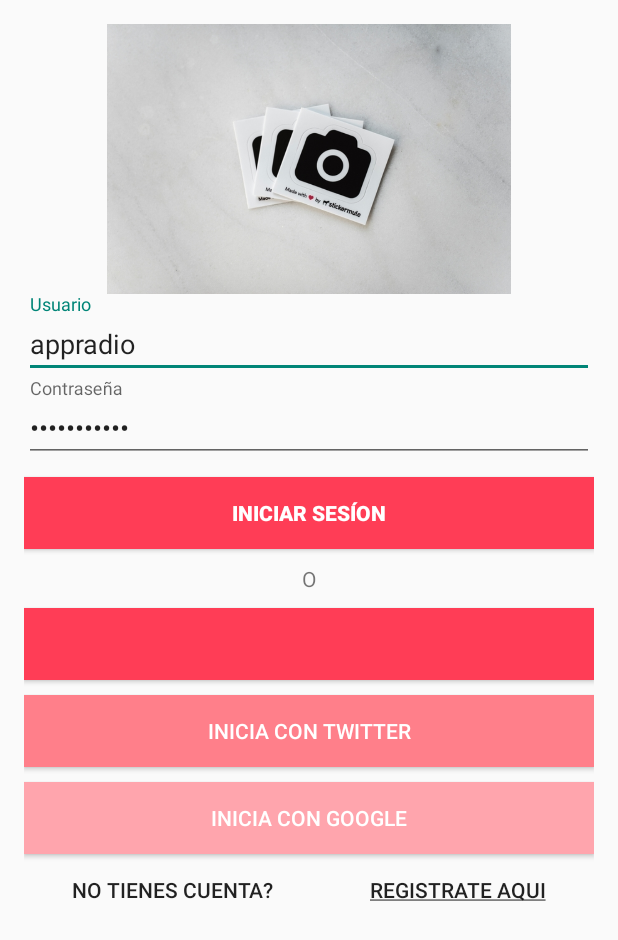
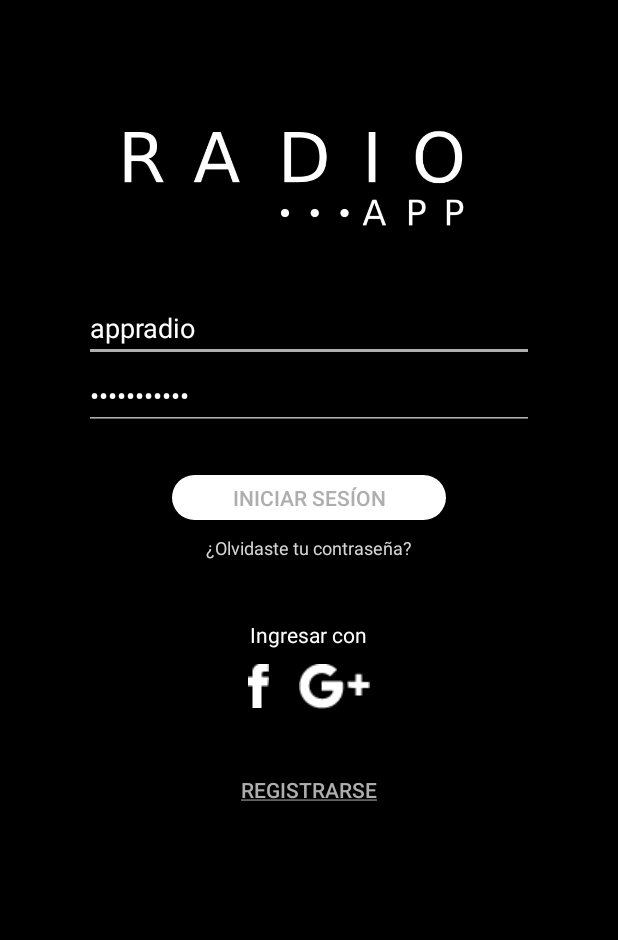
Before and after one commit to Willov1993/AppRadio-Android, an Android app: the LoginActivity screen opened directly, with no data from a screen before it, on a phone screen of 412 x 824 dp. Shown: the top 940 px of the screen. Run offline under Robolectric (Android 15) with nearby library versions, the light colour scheme and no system bars; our stand-ins replace Picasso; libraries missing offline, so code that uses them is left out: com.facebook, com.facebook.login; plain views replace LoginButton; pictures from the network do not load; 7 statements that could not run were skipped.

Commit message:
Cambio de diseño login con implementaciones

```diff
--- a/app/build.gradle
+++ b/app/build.gradle
@@ -61,7 +61,6 @@ dependencies {
     implementation 'com.wefika:horizontal-picker:1.1.1'
 }
 
-
 /*apply plugin: 'findbugs'
 
 task findbugs(type: FindBugs) {
--- a/app/src/main/AndroidManifest.xml
+++ b/app/src/main/AndroidManifest.xml
@@ -18,8 +18,7 @@
         android:theme="@style/Theme.Design.Light.NoActionBar">
         <activity
             android:name=".Activities.LoginActivity"
-            android:label="@string/app_name">
-        </activity>
+            android:label="@string/app_name"></activity>
         <activity
             android:name=".Activities.EmisoraActivity"
             android:label="@string/app_name" />
@@ -58,6 +57,7 @@
                 <category android:name="android.intent.category.LAUNCHER" />
             </intent-filter>
         </activity>
+        <activity android:name=".Activities.RegisterOneActivity"></activity>
     </application>
 
 </manifest>
--- a/app/src/main/java/com/innovasystem/appradio/Activities/LoginActivity.java
+++ b/app/src/main/java/com/innovasystem/appradio/Activities/LoginActivity.java
@@ -24,6 +24,7 @@ import android.view.inputmethod.EditorInfo;
 import android.widget.AutoCompleteTextView;
 import android.widget.Button;
 import android.widget.EditText;
+import android.widget.ImageButton;
 import android.widget.ImageView;
 import android.widget.LinearLayout;
 import android.widget.TextView;
@@ -65,12 +66,12 @@ public class LoginActivity extends AppCompatActivity {
     private UserLoginTask mAuthTask = null;
 
     // UI references.
-    private AutoCompleteTextView mEmailView;
+    private EditText mEmailView;
     private EditText mPasswordView;
     private View mProgressItem;
     private View mLoginFormView;
     private LinearLayout mLoadingView;
-
+    private ImageButton fake_btn_fb_login;
 
 
     @Override
@@ -115,7 +116,19 @@ public class LoginActivity extends AppCompatActivity {
         printKeyHash();
         callbackManager = CallbackManager.Factory.create();
 
+
         LoginButton btn_login_fb1 = (LoginButton) findViewById(R.id.btn_logfb);
+
+        fake_btn_fb_login = (ImageButton) findViewById(R.id.btn_login_fb2);
+
+        fake_btn_fb_login.setOnClickListener(new OnClickListener() {
+            @Override
+            public void onClick(View view) {
+                btn_login_fb1.performClick();
+            }
+        });
+
+
         btn_login_fb1.setReadPermissions(Arrays.asList("public_profile","email","user_birthday","user_friends"));
         imageViewPortada = (ImageView) findViewById(R.id.imageViewPortada);
         btn_login_fb1.registerCallback(callbackManager, new FacebookCallback<LoginResult>() {
@@ -165,7 +178,7 @@ public class LoginActivity extends AppCompatActivity {
 
 
         // Set up the login form.
-        mEmailView = (AutoCompleteTextView) findViewById(R.id.email);
+        mEmailView = (EditText) findViewById(R.id.username);
 
         mPasswordView = (EditText) findViewById(R.id.password);
         mPasswordView.setOnEditorActionListener(new TextView.OnEditorActionListener() {
--- /dev/null
+++ b/app/src/main/java/com/innovasystem/appradio/Activities/RegisterOneActivity.java
@@ -0,0 +1,15 @@
+package com.innovasystem.appradio.Activities;
+
+import android.support.v7.app.AppCompatActivity;
+import android.os.Bundle;
+
+import com.innovasystem.appradio.R;
+
+public class RegisterOneActivity extends AppCompatActivity {
+
+    @Override
+    protected void onCreate(Bundle savedInstanceState) {
+        super.onCreate(savedInstanceState);
+        setContentView(R.layout.activity_register_one);
+    }
+}
--- a/app/src/main/res/drawable/round_button.xml
+++ b/app/src/main/res/drawable/round_button.xml
@@ -1,5 +1,5 @@
 <?xml version="1.0" encoding="utf-8"?>
 <shape xmlns:android="http://schemas.android.com/apk/res/android">
     <solid android:color="#FFFFFF" />
-    <corners android:radius="20dp" />
+    <corners android:radius="30dp" />
 </shape>
--- a/app/src/main/res/layout/activity_login.xml
+++ b/app/src/main/res/layout/activity_login.xml
@@ -4,10 +4,12 @@
     xmlns:tools="http://schemas.android.com/tools"
     android:layout_width="match_parent"
     android:layout_height="match_parent"
+    android:background="@color/appColorTheme"
     android:gravity="center_horizontal"
     android:orientation="vertical"
     android:paddingBottom="@dimen/activity_vertical_margin"
     android:paddingLeft="@dimen/activity_horizontal_margin"
+    android:paddingRight="@dimen/activity_horizontal_margin"
     android:paddingTop="@dimen/activity_vertical_margin"
     tools:context=".Activities.LoginActivity">
 
@@ -25,6 +27,7 @@
             android:id="@+id/textView3"
             android:layout_width="match_parent"
             android:layout_height="wrap_content"
+            android:textColor="@color/text_color"
             android:text="@string/text_loading" />
 
         <ProgressBar
@@ -52,107 +55,131 @@
                 android:layout_width="match_parent"
                 android:layout_height="wrap_content"
                 android:orientation="vertical"
-                android:paddingRight="@dimen/activity_horizontal_margin">
+                android:paddingLeft="20dp"
+                android:paddingRight="20dp">
 
                 <ImageView
                     android:id="@+id/imageViewPortada"
                     android:layout_width="match_parent"
                     android:layout_height="180dp"
                     android:layout_weight="1"
-                    app:srcCompat="@drawable/portada_radio" />
+                    app:srcCompat="@drawable/radio_logo" />
 
-                <android.support.design.widget.TextInputLayout
-                    android:layout_width="match_parent"
-                    android:layout_height="wrap_content">
-
-                    <AutoCompleteTextView
-                        android:id="@+id/email"
+                <EditText
+                    android:id="@+id/username"
                     android:layout_width="match_parent"
                     android:layout_height="wrap_content"
+                    android:layout_marginLeft="20dp"
+                    android:layout_marginRight="20dp"
+                    android:layout_weight="1"
+                    android:backgroundTint="@color/textoGris"
+                    android:ems="10"
                     android:hint="@string/hint_username"
-                        android:inputType="text|textNoSuggestions"
-                        android:maxLines="1"
-                        android:singleLine="true"
-                        android:text="appradio" />
-
-                </android.support.design.widget.TextInputLayout>
-
-                <android.support.design.widget.TextInputLayout
-                    android:layout_width="match_parent"
-                    android:layout_height="wrap_content">
+                    android:inputType="textPersonName"
+                    android:text="appradio"
+                    android:textColor="@color/text_color"
+                    android:textColorHint="@color/text_color" />
 
                 <EditText
                     android:id="@+id/password"
                     android:layout_width="match_parent"
                     android:layout_height="wrap_content"
+                    android:layout_gravity="center_horizontal"
+                    android:layout_marginLeft="20dp"
+                    android:layout_marginRight="20dp"
+                    android:layout_weight="1"
+                    android:backgroundTint="@color/textoGris"
                     android:hint="@string/hint_password"
                     android:imeActionId="6"
-                        android:imeActionLabel="@string/action_sign_in_short"
-                        android:imeOptions="actionUnspecified"
                     android:inputType="textPassword"
                     android:maxLines="1"
                     android:singleLine="true"
-                        android:text="appradio123" />
-
-                </android.support.design.widget.TextInputLayout>
+                    android:text="appradio123"
+                    android:textColor="@color/text_color"
+                    android:textColorHint="@color/text_color"
+                    android:textColorLink="@color/text_color" />
 
                 <Button
                     android:id="@+id/email_sign_in_button"
-                    android:layout_width="match_parent"
-                    android:layout_height="wrap_content"
-                    android:layout_marginTop="10dp"
-                    android:background="@color/appColorTheme2"
+                    android:layout_width="wrap_content"
+                    android:layout_height="30dp"
+                    android:layout_gravity="center_horizontal"
+                    android:layout_marginTop="30dp"
+                    android:accessibilityHeading="false"
+                    android:background="@drawable/round_button"
+                    android:paddingLeft="40dp"
+                    android:paddingRight="40dp"
                     android:text="@string/text_login"
-                    android:textColor="@android:color/background_light"
-                    android:textStyle="bold" />
+                    android:textColor="@color/textoGris"
+                    tools:textAllCaps="false" />
 
                 <TextView
                     android:id="@+id/textView"
                     android:layout_width="wrap_content"
                     android:layout_height="wrap_content"
                     android:layout_gravity="center_horizontal"
+                    android:layout_marginBottom="30dp"
                     android:layout_marginTop="10dp"
-                    android:text=" O " />
+                    android:text="@string/text_forgot_password"
+                    android:textColor="@color/com_facebook_button_background_color_disabled"
+                    android:textSize="12sp" />
 
                 <com.facebook.login.widget.LoginButton
                     android:id="@+id/btn_logfb"
-                    android:layout_width="fill_parent"
+                    android:layout_width="wrap_content"
                     android:layout_height="wrap_content"
                     android:layout_gravity="center_horizontal"
                     android:layout_marginTop="10dp"
-                    android:background="@color/appColorTheme2" />
+                    android:layout_weight="1"
+                    android:visibility="gone" />
 
-                <Button
-                    android:id="@+id/btn_login_tw"
-                    android:layout_width="match_parent"
+                <TextView
+                    android:id="@+id/textView19"
+                    android:layout_width="wrap_content"
                     android:layout_height="wrap_content"
+                    android:layout_gravity="center_horizontal"
                     android:layout_marginTop="10dp"
-                    android:background="@color/appColorTheme2Saturated1"
-                    android:text="@string/text_log_tw"
+                    android:layout_weight="1"
+                    android:gravity="center_horizontal"
+                    android:text="@string/text_enter_with"
+                    android:textColor="@color/text_color" />
+
+                <LinearLayout
+                    android:layout_width="wrap_content"
+                    android:layout_height="match_parent"
+                    android:layout_gravity="center_horizontal"
+                    android:layout_marginBottom="20dp"
+                    android:layout_weight="1"
+                    android:orientation="horizontal"
+                    android:padding="10dp">
+
+                    <ImageButton
+                        android:id="@+id/btn_login_fb2"
+                        android:layout_width="wrap_content"
+                        android:layout_height="wrap_content"
+                        android:layout_marginRight="10dp"
+                        android:layout_weight="1"
+                        android:background="@null"
+                        android:src="@drawable/facebookmdpi"
                         android:textColor="@android:color/background_light" />
 
-                <Button
+                    <ImageButton
                         android:id="@+id/btn_login_google"
                         android:layout_width="match_parent"
                         android:layout_height="wrap_content"
-                    android:layout_marginTop="10dp"
-                    android:background="@color/appColorTheme2Saturated2"
-                    android:text="@string/text_log_Google"
+                        android:layout_marginLeft="10dp"
+                        android:layout_weight="1"
+                        android:background="@null"
+                        android:src="@drawable/googlemdpi"
                         android:textColor="@android:color/background_light" />
+                </LinearLayout>
 
                 <LinearLayout
-                    android:layout_width="match_parent"
+                    android:layout_width="wrap_content"
                     android:layout_height="match_parent"
+                    android:layout_gravity="center_horizontal"
                     android:layout_weight="1"
                     android:orientation="horizontal">
-
-                    <Button
-                        android:id="@+id/button3"
-                        android:layout_width="wrap_content"
-                        android:layout_height="wrap_content"
-                        android:layout_weight="1"
-                        android:background="@null"
-                        android:text="@string/text_register" />
 
                     <Button
                         android:id="@+id/btn_register"
@@ -160,7 +187,9 @@
                         android:layout_height="wrap_content"
                         android:layout_weight="1"
                         android:background="@null"
-                        android:text="@string/text_register_here" />
+                        android:text="@string/text_register_here"
+                        android:textColor="@color/textoGris"
+                        tools:textAllCaps="false" />
                 </LinearLayout>
 
             </LinearLayout>
--- /dev/null
+++ b/app/src/main/res/layout/activity_register_one.xml
@@ -0,0 +1,9 @@
+<?xml version="1.0" encoding="utf-8"?>
+<android.support.constraint.ConstraintLayout xmlns:android="http://schemas.android.com/apk/res/android"
+    xmlns:app="http://schemas.android.com/apk/res-auto"
+    xmlns:tools="http://schemas.android.com/tools"
+    android:layout_width="match_parent"
+    android:layout_height="match_parent"
+    tools:context=".Activities.RegisterOneActivity">
+
+</android.support.constraint.ConstraintLayout>
--- a/app/src/main/res/layout/fragment_home.xml
+++ b/app/src/main/res/layout/fragment_home.xml
@@ -224,7 +224,7 @@
                 app:layout_constraintBottom_toBottomOf="parent"
                 app:layout_constraintEnd_toEndOf="parent"
                 app:layout_constraintStart_toStartOf="parent"
-                app:layout_constraintTop_toBottomOf="@+id/linearTitle" >
+                app:layout_constraintTop_toBottomOf="@+id/linearTitle">
 
             </ListView>
 
--- a/app/src/main/res/values/colors.xml
+++ b/app/src/main/res/values/colors.xml
@@ -19,4 +19,11 @@
     <color name="textoGris">#afaeae</color>
     <color name="bottomNavColor">#1c1c1c</color>
     <color name="text_color">#ffffff</color>
+
+
+    <color name="bgColor">#000000</color>
+
+
+
+
 </resources>
--- a/app/src/main/res/values/strings.xml
+++ b/app/src/main/res/values/strings.xml
@@ -36,12 +36,14 @@
 
     <!--STRING PARA VENTANA DE LOGIN-->
 
-    <string name="text_login">INICIAR SESÍON</string>
+    <string name="text_login">Iniciar sesíon</string>
     <string name="text_log_fb">INICIA CON FACEBOOK</string>
     <string name="text_log_tw">INICIA CON TWITTER</string>
     <string name="text_log_Google">INICIA CON GOOGLE</string>
+    <string name="text_forgot_password">¿Olvidaste tu contraseña?</string>
+    <string name="text_enter_with">Ingresar con</string>
     <string name="text_register">No tienes cuenta?</string>
-    <string name="text_register_here"><u>Registrate aqui</u></string>
+    <string name="text_register_here"><u>Registrarse</u></string>
     <string name="hint_username">Usuario</string>
     <string name="hint_password">Contraseña</string>
     <string name="text_loading">Cargando....</string>
--- a/app/src/main/res/values/styles.xml
+++ b/app/src/main/res/values/styles.xml
@@ -8,10 +8,32 @@
         <item name="colorAccent">@color/colorAccent</item>
         <item name="coordinatorLayoutStyle">@style/Widget.Design.NavigationView</item>
         <item name="bottomNavigationStyle">@style/Widget.Design.BottomNavigationView</item>
+        <item name="textInputStyle">@style/Widget.Design.TextInputLayout</item>
+
+        <!-- Customize textinputlayout -->
+        <item name="colorControlNormal">@color/textoGris</item>
+        <item name="colorControlActivated">@color/textoGris</item>
+        <item name="colorControlHighlight">@color/textoGris</item>
+
+
     </style>
+
+    <style name="TextAppearance.App.TextInputLayout" parent="@android:style/TextAppearance">
+    <item name="android:textColor">@color/textoGris</item>
+    </style>
+
+
 
     <style name="CircularProgress" parent="Theme.AppCompat.Light">
         <item name="colorAccent">@android:color/holo_orange_dark</item>
     </style>
 
+    <style name="FacebookLoginButton">
+        <item name="android:background">@drawable/facebook</item>
+
+        <item name="android:layout_marginTop">10dp</item>
+        <item name="android:layout_marginBottom">10dp</item>
+        <item name="android:layout_gravity">center_horizontal</item>
+    </style>
+
 </resources>
```
Also changed, not shown: app/src/main/res/drawable/radio_logo.png (added). Lines whose indentation alone changed are shown as unchanged.
